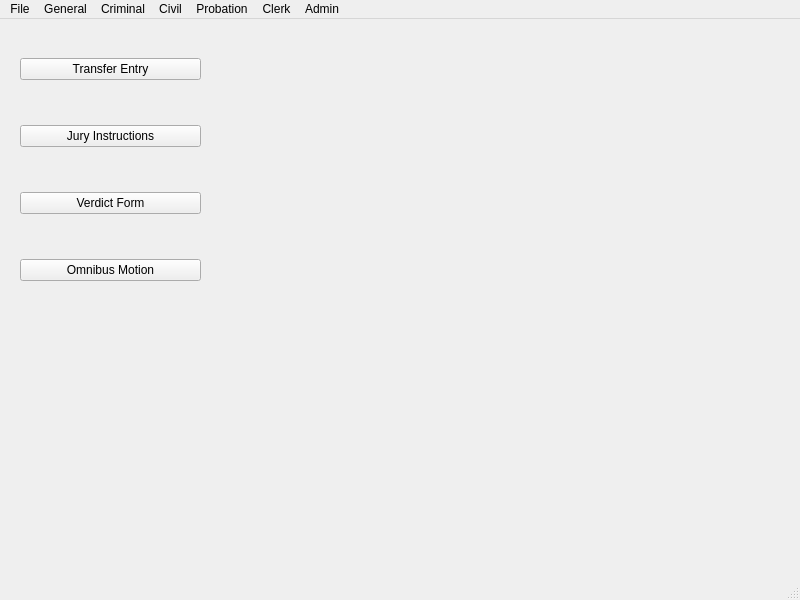
The window that ui/MainWindow.ui (HunterProgram22/MuniEntry) describes before a commit, drawn with Qt 5.
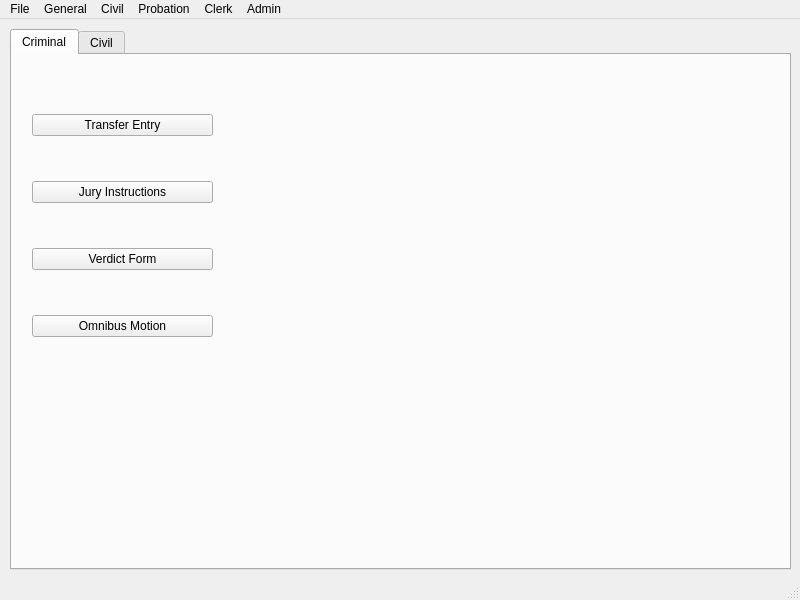
The same window after the commit.

The edit to the form file:
```diff
--- a/ui/MainWindow.ui
+++ b/ui/MainWindow.ui
@@ -14,11 +14,27 @@
    <string>MuniEntry</string>
   </property>
   <widget class="QWidget" name="centralwidget">
+   <widget class="QTabWidget" name="tabWidget">
+    <property name="geometry">
+     <rect>
+      <x>10</x>
+      <y>10</y>
+      <width>781</width>
+      <height>541</height>
+     </rect>
+    </property>
+    <property name="currentIndex">
+     <number>0</number>
+    </property>
+    <widget class="QWidget" name="tab">
+     <attribute name="title">
+      <string>Criminal</string>
+     </attribute>
    <widget class="QWidget" name="layoutWidget">
     <property name="geometry">
      <rect>
       <x>20</x>
-      <y>20</y>
+        <y>40</y>
       <width>181</width>
       <height>261</height>
      </rect>
@@ -94,6 +110,13 @@
     </layout>
    </widget>
   </widget>
+    <widget class="QWidget" name="tab_2">
+     <attribute name="title">
+      <string>Civil</string>
+     </attribute>
+    </widget>
+   </widget>
+  </widget>
   <widget class="QMenuBar" name="menubar">
    <property name="geometry">
     <rect>
@@ -113,14 +136,6 @@
     <addaction name="separator"/>
     <addaction name="actionExit_2"/>
    </widget>
-   <widget class="QMenu" name="menuCriminal">
-    <property name="title">
-     <string>Criminal</string>
-    </property>
-    <addaction name="actionGeneral_Motion_Entry"/>
-    <addaction name="separator"/>
-    <addaction name="actionFail_to_Appear_Minor_Traffic_Offense"/>
-   </widget>
    <widget class="QMenu" name="menuGeneral">
     <property name="title">
      <string>General</string>
@@ -150,7 +165,6 @@
    </widget>
    <addaction name="menuFile"/>
    <addaction name="menuGeneral"/>
-   <addaction name="menuCriminal"/>
    <addaction name="menuCivil"/>
    <addaction name="menuProbation"/>
    <addaction name="menuClerk"/>
```
Left out of the diff: 2 changed lines with no effect on the pictures. Lines whose indentation alone changed are shown as unchanged.
